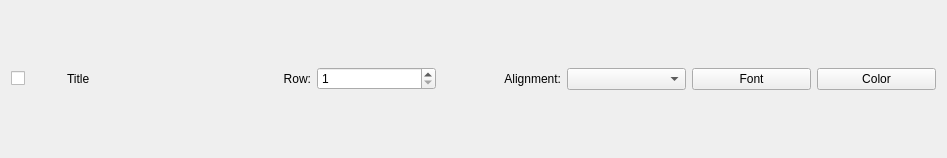
Old version of the form src/app/dialogs/settingspages/scorepropertieswidget.ui in the repository EgonSpengler/LimePipes.
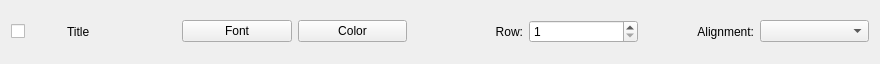
New version of the form.

The edit to the form file:
```diff
--- a/src/app/dialogs/settingspages/scorepropertieswidget.ui
+++ b/src/app/dialogs/settingspages/scorepropertieswidget.ui
@@ -6,15 +6,48 @@
    <rect>
     <x>0</x>
     <y>0</y>
-    <width>947</width>
-    <height>158</height>
+    <width>880</width>
+    <height>64</height>
    </rect>
   </property>
   <property name="windowTitle">
    <string>Form</string>
   </property>
-  <layout class="QHBoxLayout" name="horizontalLayout">
-   <item>
+  <layout class="QGridLayout" name="gridLayout" rowminimumheight="0,0">
+   <item row="0" column="1">
+    <widget class="QLabel" name="textLabel">
+     <property name="minimumSize">
+      <size>
+       <width>100</width>
+       <height>0</height>
+      </size>
+     </property>
+     <property name="text">
+      <string>Title</string>
+     </property>
+    </widget>
+   </item>
+   <item row="0" column="4">
+    <widget class="QLabel" name="rowLabel">
+     <property name="text">
+      <string>Row:</string>
+     </property>
+     <property name="alignment">
+      <set>Qt::AlignRight|Qt::AlignTrailing|Qt::AlignVCenter</set>
+     </property>
+    </widget>
+   </item>
+   <item row="0" column="6">
+    <widget class="QLabel" name="alignmentLabel">
+     <property name="text">
+      <string>Alignment:</string>
+     </property>
+     <property name="alignment">
+      <set>Qt::AlignRight|Qt::AlignTrailing|Qt::AlignVCenter</set>
+     </property>
+    </widget>
+   </item>
+   <item row="0" column="0">
     <widget class="QCheckBox" name="enabledCheckBox">
      <property name="sizePolicy">
       <sizepolicy hsizetype="Maximum" vsizetype="Fixed">
@@ -30,30 +63,21 @@
      </property>
     </widget>
    </item>
-   <item>
-    <widget class="QLabel" name="textLabel">
-     <property name="minimumSize">
-      <size>
-       <width>100</width>
-       <height>0</height>
-      </size>
-     </property>
+   <item row="0" column="2">
+    <widget class="QPushButton" name="fontPushButton">
      <property name="text">
-      <string>Title</string>
+      <string>Font</string>
      </property>
     </widget>
    </item>
-   <item>
-    <widget class="QLabel" name="rowLabel">
+   <item row="0" column="3">
+    <widget class="QPushButton" name="colorPushButton">
      <property name="text">
-      <string>Row:</string>
+      <string>Color</string>
      </property>
-     <property name="alignment">
-      <set>Qt::AlignRight|Qt::AlignTrailing|Qt::AlignVCenter</set>
-     </property>
     </widget>
    </item>
-   <item>
+   <item row="0" column="5">
     <widget class="QSpinBox" name="rowSpinBox">
      <property name="alignment">
       <set>Qt::AlignLeading|Qt::AlignLeft|Qt::AlignVCenter</set>
@@ -66,33 +90,9 @@
      </property>
     </widget>
    </item>
-   <item>
-    <widget class="QLabel" name="alignmentLabel">
-     <property name="text">
-      <string>Alignment:</string>
-     </property>
-     <property name="alignment">
-      <set>Qt::AlignRight|Qt::AlignTrailing|Qt::AlignVCenter</set>
-     </property>
-    </widget>
-   </item>
-   <item>
+   <item row="0" column="7">
     <widget class="QComboBox" name="alignmentComboBox"/>
    </item>
-   <item>
-    <widget class="QPushButton" name="fontPushButton">
-     <property name="text">
-      <string>Font</string>
-     </property>
-    </widget>
-   </item>
-   <item>
-    <widget class="QPushButton" name="colorPushButton">
-     <property name="text">
-      <string>Color</string>
-     </property>
-    </widget>
-   </item>
   </layout>
  </widget>
  <resources/>
```
